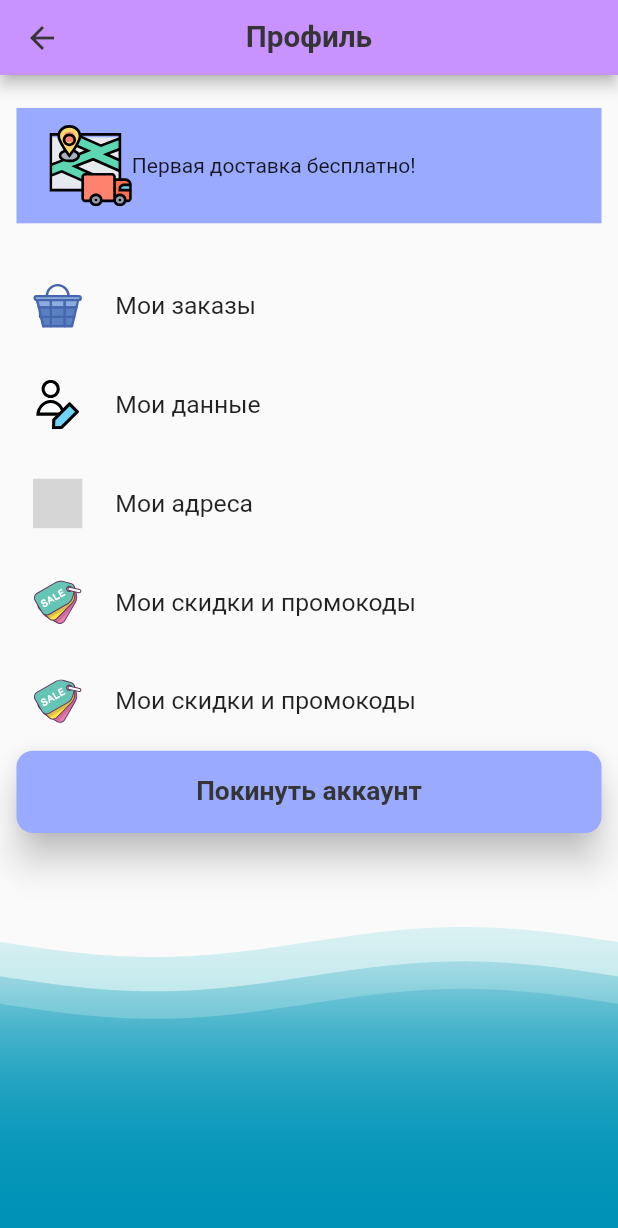
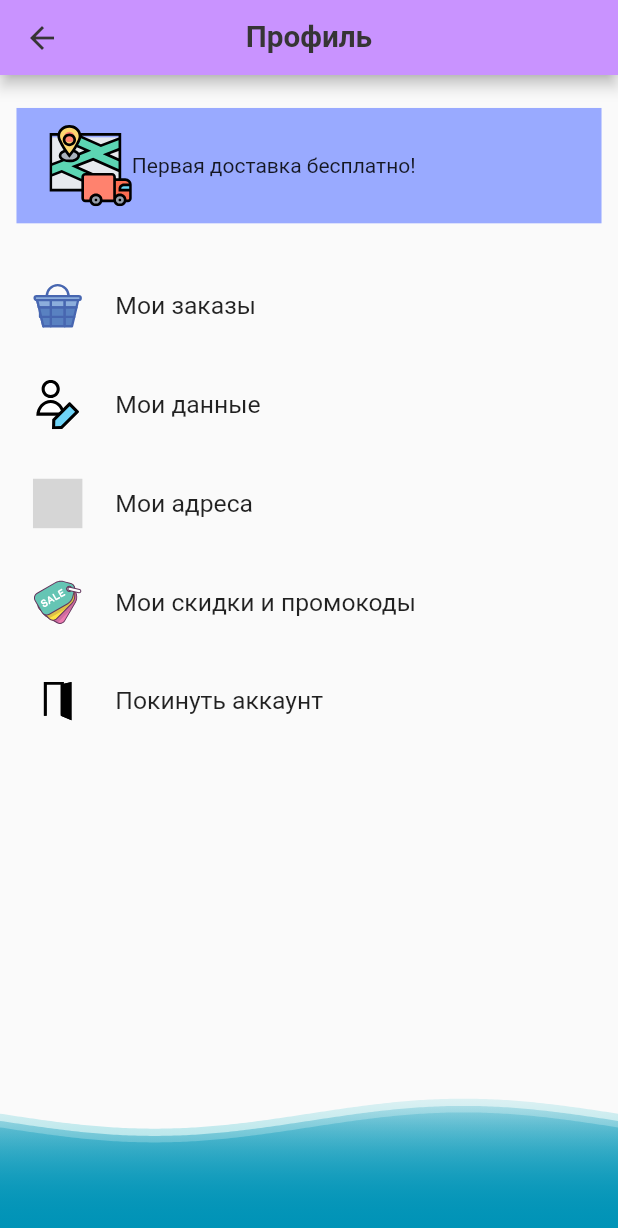
Before and after one commit to cup-of-Aygiz/bvt1901cats, a Flutter app: the ProfileScreen screen opened directly, on a phone screen of 412 x 824 dp. Shown: the top 1228 px of the screen. Run offline on Flutter 3.47's test engine with Material 2 defaults, Android fonts, the phone set to English and light mode, and no system bars; drawn by our look-alikes of wave; our stand-ins replace device_info_plus, device_preview, dio, fancy_shimmer_image, flutter_bloc, flutter_form_builder and 11 more; accounts and stored records are empty; grey boxes are pictures that could not be loaded.

Commit message:
добавила папки для будущих страниц и исправила кнопку выхода

```diff
--- a/lib/features/profile/presentation/screen/profile_screen.dart
+++ b/lib/features/profile/presentation/screen/profile_screen.dart
@@ -1,11 +1,13 @@
+import 'package:bvt1901_practice/features/map_page/presentation/screens/map_screen.dart';
+import 'package:bvt1901_practice/features/person_data/presentation/screens/person_data_screen.dart';
 import 'package:bvt1901_practice/utils/extentions/app_context.dart';
 import 'package:flutter/material.dart';
 import 'package:flutter_screenutil/flutter_screenutil.dart';
 
 import '../../../../gen/assets.gen.dart';
 import '../../../../uikit/app_bars/default_app_bar.dart';
-import '../../../../uikit/buttons/app_text_button.dart';
 import '../../../login/presentation/screens/login_screen.dart';
+import '../../../orders/presentation/screens/order_screen.dart';
 import '../../../registration/presentation/components/proggres_gradient.dart';
 import '../components/profile_button.dart';
 
@@ -23,7 +25,7 @@ class ProfileScreen extends StatelessWidget {
         titleText: locale.your_profile,
       ),
       body: BackgroundProgressWidget(
-        length: 3,
+        length: 8,
         child: ListView(
           children: [
             Container(
@@ -43,7 +45,7 @@ class ProfileScreen extends StatelessWidget {
               icon: Assets.icons.icShopingBag.svg(width: 30.h, height: 30.h),
               text: locale.my_orders,
               onTap: () {
-                router.pushScreen(context, const LoginScreen());
+                router.pushScreen(context, const OrdersScreen());
               },
             ),
             ProfileButton(
@@ -57,28 +59,23 @@ class ProfileScreen extends StatelessWidget {
               icon: Assets.icons.icGeolocation.svg(width: 30.h, height: 30.h),
               text: locale.my_address,
               onTap: () {
-                router.pushScreen(context, const LoginScreen());
+                router.pushScreen(context, const MapScreen());
               },
             ),
             ProfileButton(
               icon: Assets.icons.icSales.svg(width: 30.h, height: 30.h),
               text: locale.my_discounts,
               onTap: () {
-                router.pushScreen(context, const LoginScreen());
+                router.pushScreen(context, const PersonDataScreen());
               },
             ),
             ProfileButton(
-              icon: Assets.icons.icSales.svg(width: 30.h, height: 30.h),
-              text: locale.my_discounts,
+              icon: Assets.icons.icLeave.svg(width: 30.h, height: 30.h),
+              text: locale.leave_account,
               onTap: () {
                 router.pushScreen(context, const LoginScreen());
               },
             ),
-            Container(
-              margin: EdgeInsets.symmetric(horizontal: 10.h),
-              child: AppTextButton(
-                  buttonText: locale.leave_account, onPressed: () {}),
-            )
           ],
         ),
       ),
--- a/lib/gen/assets.gen.dart
+++ b/lib/gen/assets.gen.dart
@@ -40,6 +40,9 @@ class $AssetsIconsGen {
 
   /// File path: assets/icons/ic_icon.svg
   SvgGenImage get icIcon => const SvgGenImage('assets/icons/ic_icon.svg');
+
+  /// File path: assets/icons/ic_leave.svg
+  SvgGenImage get icLeave => const SvgGenImage('assets/icons/ic_leave.svg');
 
   /// File path: assets/icons/ic_person.svg
   SvgGenImage get icPerson => const SvgGenImage('assets/icons/ic_person.svg');
```
Also changed, not shown: lib/features/map_page/presentation/screens/map_screen.dart (added, +10 -0 lines), lib/features/orders/presentation/screens/order_screen.dart (added, +10 -0 lines), lib/features/person_data/presentation/screens/person_data_screen.dart (added, +10 -0 lines), lib/features/seles/presentation/screens/sales_screen.dart (added, +10 -0 lines), assets/icons/ic_leave.svg (added).
